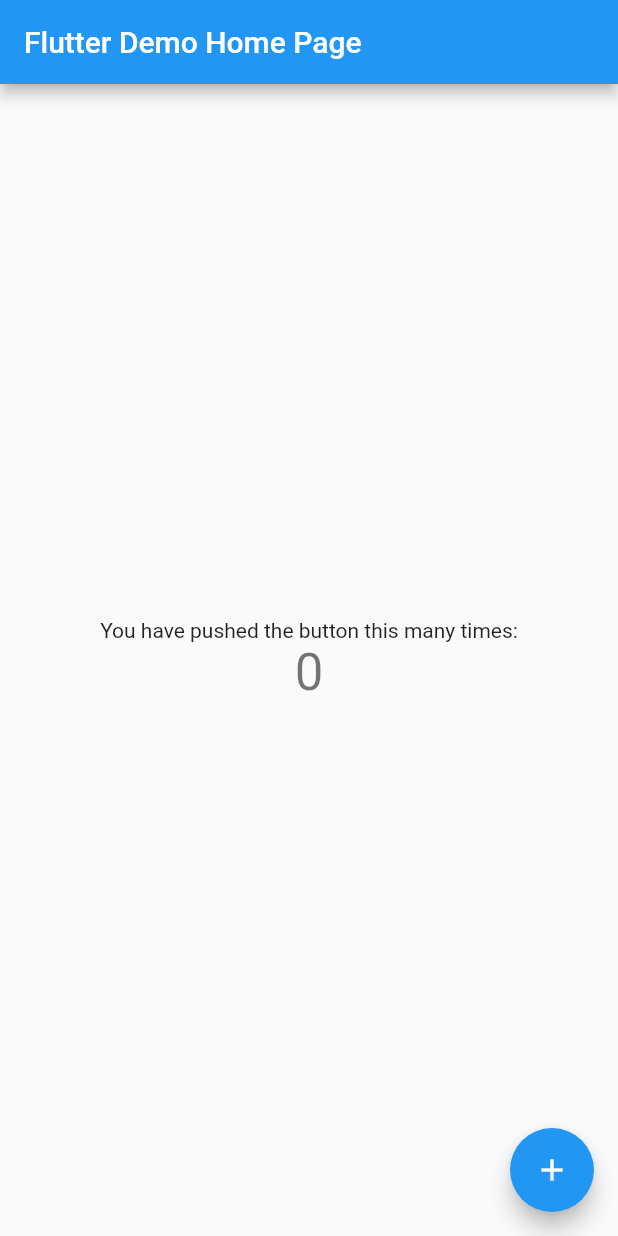
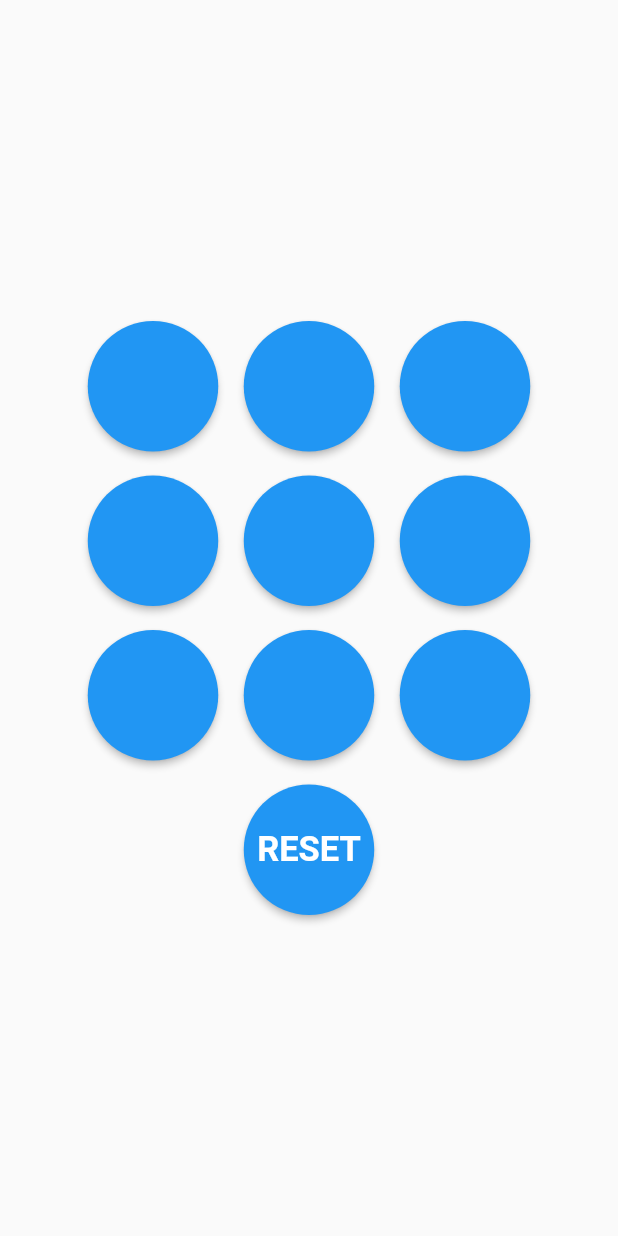
Before and after one commit to istvanfedak/flutter-tic-tac-toe, a Flutter app: the screen it shows after launch, on a phone screen of 412 x 824 dp. Run offline on Flutter 3.47's test engine with Material 2 defaults, Android fonts, the phone set to English and light mode, and no system bars.

Commit message:
Added Tic Tac Toe game

```diff
--- a/tic_tac_toe/lib/main.dart
+++ b/tic_tac_toe/lib/main.dart
@@ -11,107 +11,166 @@ class MyApp extends StatelessWidget {
     return MaterialApp(
       title: 'Flutter Demo',
       theme: ThemeData(
-        // This is the theme of your application.
-        //
-        // Try running your application with "flutter run". You'll see the
-        // application has a blue toolbar. Then, without quitting the app, try
-        // changing the primarySwatch below to Colors.green and then invoke
-        // "hot reload" (press "r" in the console where you ran "flutter run",
-        // or simply save your changes to "hot reload" in a Flutter IDE).
-        // Notice that the counter didn't reset back to zero; the application
-        // is not restarted.
         primarySwatch: Colors.blue,
-        // This makes the visual density adapt to the platform that you run
-        // the app on. For desktop platforms, the controls will be smaller and
-        // closer together (more dense) than on mobile platforms.
         visualDensity: VisualDensity.adaptivePlatformDensity,
       ),
-      home: MyHomePage(title: 'Flutter Demo Home Page'),
+      home: MyHomePage(),
     );
   }
 }
 
+class Square extends StatelessWidget {
+  Square({
+    Key key,
+    this.value,
+    this.onPressed,
+    this.highlight
+  }): super(key: key);
+
+  final value;
+  final onPressed;
+  final highlight;
+
+  @override
+  Widget build(BuildContext context) {
+    return RaisedButton(
+      padding: EdgeInsets.all(30),
+      shape: CircleBorder(),
+      onPressed: onPressed,
+      child: Text(
+        value,
+        style:TextStyle(
+          color: Colors.white,
+          fontSize: 23.0,
+          fontWeight: FontWeight.bold
+        ),
+      ),
+      color: this.highlight? Colors.green: Colors.blue,
+    );
+  }
+}
+
+class Board extends StatelessWidget {
+  Board({
+    Key key,
+    this.squares,
+    this.onPressed,
+    this.onReset,
+    this.winSquares
+  }): super(key: key);
+
+  final squares;
+  final onPressed;
+  final onReset;
+  final List<int> winSquares;
+
+  Widget renderSquare(int i) => Square(
+    value: squares[i],
+    onPressed: ()=>this.onPressed(i),
+    highlight: winSquares != null && winSquares.contains(i),
+  );
+
+  Widget renderResetButton() => Square(
+      value:'RESET',
+      onPressed: ()=>this.onReset(),
+      highlight: false,
+  );
+
+  @override
+  Widget build(BuildContext context) {
+
+    List<Widget> rows = [];
+    for(int i = 0; i < 3; i++) {
+      List<Widget> row = [];
+      for(int j = 0; j < 3; j++) {
+        row.add(this.renderSquare((i*3)+j));
+        if(j != 2) row.add(Padding(padding: const EdgeInsets.all(8.0),));
+      }
+      rows.add(Row(
+        mainAxisAlignment: MainAxisAlignment.center,
+        children: row,
+      ));
+      rows.add(Padding(padding: const EdgeInsets.all(8.0),));
+    }
+
+    rows.add(Row(
+      mainAxisAlignment: MainAxisAlignment.center,
+      children: <Widget>[
+        Center(child: this.renderResetButton())
+    ]));
+
+    return Column (
+      mainAxisAlignment: MainAxisAlignment.center,
+      children: rows
+    );
+  }
+}
+
+calculateWinner(List<String> squares) {
+  final List<List<int>> lines = [
+    [0, 1, 2],
+    [3, 4, 5],
+    [6, 7, 8],
+    [0, 3, 6],
+    [1, 4, 7],
+    [2, 5, 8],
+    [0, 4, 8],
+    [2, 4, 6],
+  ];
+  for(int i = 0; i < lines.length; i ++) {
+    final l = lines[i];
+    if (squares[l[0]] != ''
+        && squares[l[0]] == squares[l[1]]
+        && squares[l[0]] == squares[l[2]]) {
+
+        return {
+          'winner': squares[l[0]],
+          'winSquares': lines[i]
+        };
+    }
+  }
+  return {'winner': null, 'winSquares': null};
+}
+
 class MyHomePage extends StatefulWidget {
-  MyHomePage({Key key, this.title}) : super(key: key);
-
-  // This widget is the home page of your application. It is stateful, meaning
-  // that it has a State object (defined below) that contains fields that affect
-  // how it looks.
-
-  // This class is the configuration for the state. It holds the values (in this
-  // case the title) provided by the parent (in this case the App widget) and
-  // used by the build method of the State. Fields in a Widget subclass are
-  // always marked "final".
-
-  final String title;
-
   @override
   _MyHomePageState createState() => _MyHomePageState();
 }
 
 class _MyHomePageState extends State<MyHomePage> {
-  int _counter = 0;
+  List<String> squares = ['','','','','','','','',''];
+  bool xIsNext = true;
 
-  void _incrementCounter() {
+  void handleClick(int i) {
+    List<String> squares = List<String>.from(this.squares);
+
+    if(squares[i] != '' || calculateWinner(squares)['winner'] != null) return;
+
+    squares[i] = xIsNext ? 'X': 'O';
     setState(() {
-      // This call to setState tells the Flutter framework that something has
-      // changed in this State, which causes it to rerun the build method below
-      // so that the display can reflect the updated values. If we changed
-      // _counter without calling setState(), then the build method would not be
-      // called again, and so nothing would appear to happen.
-      _counter++;
+      this.squares = squares;
+      this.xIsNext = !xIsNext;
+    });
+  }
+
+  void handleReset() {
+    setState(() {
+      this.squares = ['','','','','','','','',''];
+      this.xIsNext = true;
     });
   }
 
   @override
   Widget build(BuildContext context) {
-    // This method is rerun every time setState is called, for instance as done
-    // by the _incrementCounter method above.
-    //
-    // The Flutter framework has been optimized to make rerunning build methods
-    // fast, so that you can just rebuild anything that needs updating rather
-    // than having to individually change instances of widgets.
+    List<String> squares = List<String>.from(this.squares);
+    final winInfo = calculateWinner(squares);
     return Scaffold(
-      appBar: AppBar(
-        // Here we take the value from the MyHomePage object that was created by
-        // the App.build method, and use it to set our appbar title.
-        title: Text(widget.title),
-      ),
-      body: Center(
-        // Center is a layout widget. It takes a single child and positions it
-        // in the middle of the parent.
-        child: Column(
-          // Column is also a layout widget. It takes a list of children and
-          // arranges them vertically. By default, it sizes itself to fit its
-          // children horizontally, and tries to be as tall as its parent.
-          //
-          // Invoke "debug painting" (press "p" in the console, choose the
-          // "Toggle Debug Paint" action from the Flutter Inspector in Android
-          // Studio, or the "Toggle Debug Paint" command in Visual Studio Code)
-          // to see the wireframe for each widget.
-          //
-          // Column has various properties to control how it sizes itself and
-          // how it positions its children. Here we use mainAxisAlignment to
-          // center the children vertically; the main axis here is the vertical
-          // axis because Columns are vertical (the cross axis would be
-          // horizontal).
-          mainAxisAlignment: MainAxisAlignment.center,
-          children: <Widget>[
-            Text(
-              'You have pushed the button this many times:',
-            ),
-            Text(
-              '$_counter',
-              style: Theme.of(context).textTheme.headline4,
-            ),
-          ],
-        ),
-      ),
-      floatingActionButton: FloatingActionButton(
-        onPressed: _incrementCounter,
-        tooltip: 'Increment',
-        child: Icon(Icons.add),
-      ), // This trailing comma makes auto-formatting nicer for build methods.
+      body: Center(child: Board(
+        squares: squares,
+        onPressed: (i)=>this.handleClick(i),
+        onReset: ()=>this.handleReset(),
+        winSquares: winInfo['winSquares'],
+      )),
     );
   }
 }
```
